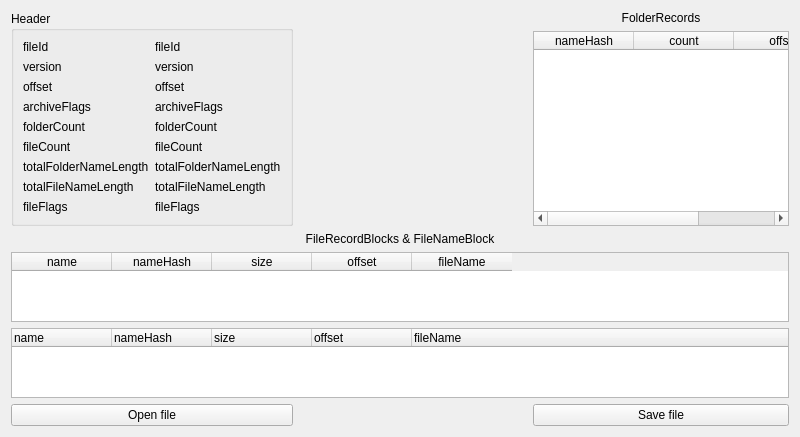
Yt-trium/OpenTES4Oblivion_01, file OpenTES4Editor/TES4FilesUI/tes4filebsa_ui.ui: the form before one commit.
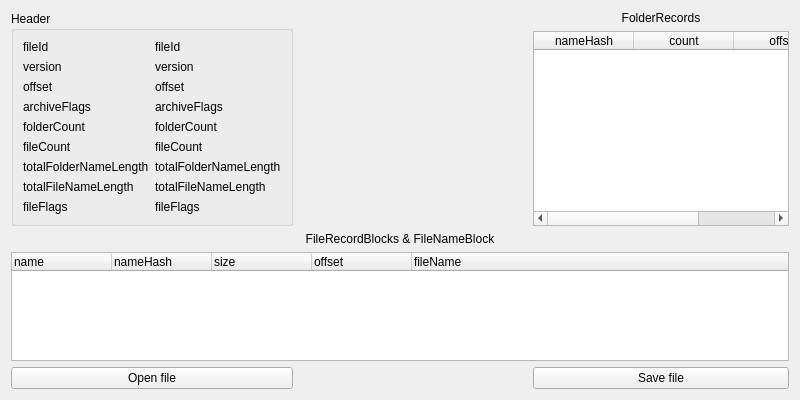
The form after the commit.

Commit message: remove table from ui

Diff of the .ui file:
```diff
--- a/OpenTES4Editor/TES4FilesUI/tes4filebsa_ui.ui
+++ b/OpenTES4Editor/TES4FilesUI/tes4filebsa_ui.ui
@@ -149,6 +149,35 @@
      </layout>
     </widget>
    </item>
+   <item row="3" column="0" colspan="3">
+    <widget class="QTreeWidget" name="treeWidget_FileRecordBlocksAndFileNameBlock">
+     <column>
+      <property name="text">
+       <string>name</string>
+      </property>
+     </column>
+     <column>
+      <property name="text">
+       <string>nameHash</string>
+      </property>
+     </column>
+     <column>
+      <property name="text">
+       <string>size</string>
+      </property>
+     </column>
+     <column>
+      <property name="text">
+       <string>offset</string>
+      </property>
+     </column>
+     <column>
+      <property name="text">
+       <string>fileName</string>
+      </property>
+     </column>
+    </widget>
+   </item>
    <item row="1" column="2">
     <widget class="QTableWidget" name="tableWidget_FolderRecords">
      <column>
@@ -181,35 +210,6 @@
      </property>
     </widget>
    </item>
-   <item row="3" column="0" colspan="3">
-    <widget class="QTableWidget" name="tableWidget_FileRecordBlocksAndFileNameBlock">
-     <column>
-      <property name="text">
-       <string>name</string>
-      </property>
-     </column>
-     <column>
-      <property name="text">
-       <string>nameHash</string>
-      </property>
-     </column>
-     <column>
-      <property name="text">
-       <string>size</string>
-      </property>
-     </column>
-     <column>
-      <property name="text">
-       <string>offset</string>
-      </property>
-     </column>
-     <column>
-      <property name="text">
-       <string>fileName</string>
-      </property>
-     </column>
-    </widget>
-   </item>
    <item row="2" column="0" colspan="3">
     <widget class="QLabel" name="label_FileRecordBlocksAndFileNameBlock">
      <property name="text">
@@ -220,14 +220,14 @@
      </property>
     </widget>
    </item>
-   <item row="5" column="2">
+   <item row="4" column="2">
     <widget class="QPushButton" name="pushButton_Save">
      <property name="text">
       <string>Save file</string>
      </property>
     </widget>
    </item>
-   <item row="5" column="1">
+   <item row="4" column="1">
     <spacer name="horizontalSpacer">
      <property name="orientation">
       <enum>Qt::Horizontal</enum>
@@ -253,42 +253,13 @@
      </property>
     </spacer>
    </item>
-   <item row="5" column="0">
+   <item row="4" column="0">
     <widget class="QPushButton" name="pushButton_Open">
      <property name="text">
       <string>Open file</string>
      </property>
     </widget>
    </item>
-   <item row="4" column="0" colspan="3">
-    <widget class="QTreeWidget" name="treeWidget_FileRecordBlocksAndFileNameBlock">
-     <column>
-      <property name="text">
-       <string>name</string>
-      </property>
-     </column>
-     <column>
-      <property name="text">
-       <string>nameHash</string>
-      </property>
-     </column>
-     <column>
-      <property name="text">
-       <string>size</string>
-      </property>
-     </column>
-     <column>
-      <property name="text">
-       <string>offset</string>
-      </property>
-     </column>
-     <column>
-      <property name="text">
-       <string>fileName</string>
-      </property>
-     </column>
-    </widget>
-   </item>
   </layout>
  </widget>
  <resources/>
```
